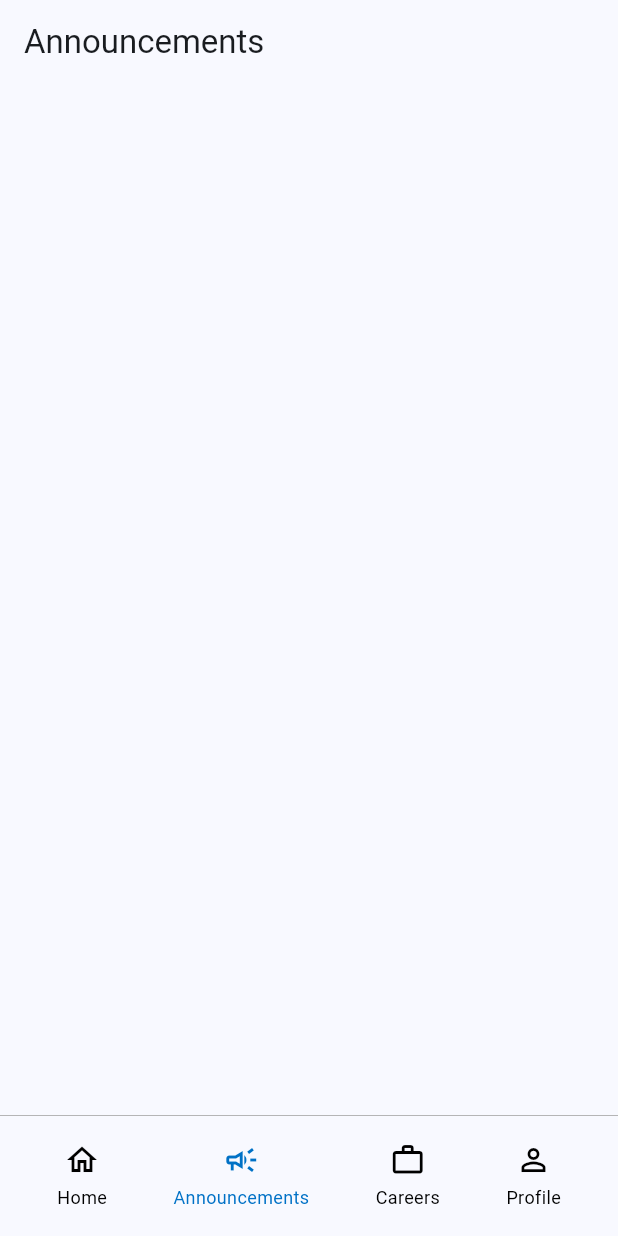
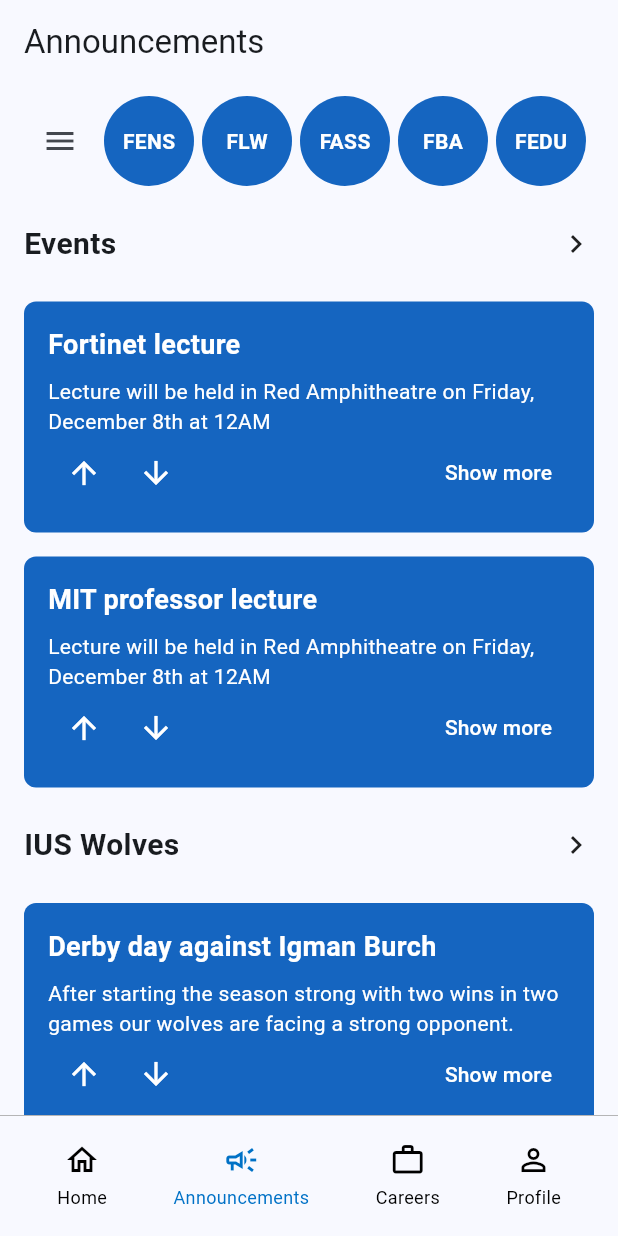
Before and after one commit to Cenga387/graduation_project, a Flutter app: the screen it shows once a user with an empty profile is signed in, item 2 of the bottom bar chosen, on a phone screen of 412 x 824 dp. Run offline on Flutter 3.47's test engine with Material 3 defaults, Android fonts, the light colour scheme and no system bars; our stand-ins replace supabase_flutter; accounts and stored records are empty.

Commit message:
Added annoncement screen

```diff
--- a/lib/screens/announcements.dart
+++ b/lib/screens/announcements.dart
@@ -1,5 +1,4 @@
 import 'package:flutter/material.dart';
-// import 'package:supabase_flutter/supabase_flutter.dart';
 
 class AnnouncementPage extends StatefulWidget {
   const AnnouncementPage({super.key});
@@ -10,11 +9,204 @@ class AnnouncementPage extends StatefulWidget {
   }
 }
 
-class _AnnouncementPageState extends State<AnnouncementPage>{
+class _AnnouncementPageState extends State<AnnouncementPage> {
+  final GlobalKey<ScaffoldState> _scaffoldKey = GlobalKey<ScaffoldState>();
+
   @override
   Widget build(BuildContext context) {
-    return const Scaffold(
-      body: SizedBox(height: 50 ),
+    return Scaffold(
+      key: _scaffoldKey,
+      drawer: Drawer(
+        child: ListView(
+          children: [
+            const DrawerHeader(
+              decoration: BoxDecoration(
+                color: Color(0xFF1565C0),
+              ),
+              child: Text(
+                'Menu',
+                style: TextStyle(
+                  color: Colors.white,
+                  fontSize: 24,
+                ),
+              ),
+            ),
+            ListTile(
+              title: const Text('Item 1'),
+              onTap: () {
+                Navigator.pop(context);
+              },
+            ),
+          ],
+        ),
+      ),
+      body: SafeArea(
+        child: Column(
+          children: [
+            // App Bar with hamburger menu and circular buttons
+            Container(
+              padding:
+                  const EdgeInsets.symmetric(horizontal: 16.0, vertical: 8.0),
+              child: Row(
+                mainAxisAlignment: MainAxisAlignment.spaceBetween,
+                children: [
+                  IconButton(
+                    icon: const Icon(Icons.menu),
+                    onPressed: () {
+                      _scaffoldKey.currentState?.openDrawer();
+                    },
+                  ),
+                  Expanded(
+                    child: Row(
+                      mainAxisAlignment: MainAxisAlignment.spaceEvenly,
+                      children: [
+                        _buildCircularButton('FENS'),
+                        _buildCircularButton('FLW'),
+                        _buildCircularButton('FASS'),
+                        _buildCircularButton('FBA'),
+                        _buildCircularButton('FEDU'),
+                      ],
+                    ),
+                  ),
+                ],
+              ),
+            ),
+
+            // Scrollable content
+            Expanded(
+              child: SingleChildScrollView(
+                child: Column(
+                  children: [
+                    // Events section
+                    _buildSectionHeader('Events'),
+
+                    // Event cards
+                    _buildEventCard(
+                      'Fortinet lecture',
+                      'Lecture will be held in Red Amphitheatre on Friday, December 8th at 12AM',
+                    ),
+                    _buildEventCard(
+                      'MIT professor lecture',
+                      'Lecture will be held in Red Amphitheatre on Friday, December 8th at 12AM',
+                    ),
+
+                    // IUS Wolves section
+                    _buildSectionHeader('IUS Wolves'),
+
+                    // Wolves event card with padding bottom for navigation bar
+                    Padding(
+                      padding: const EdgeInsets.only(bottom: 80),
+                      child: _buildEventCard(
+                        'Derby day against Igman Burch',
+                        'After starting the season strong with two wins in two games our wolves are facing a strong opponent.',
+                      ),
+                    ),
+                  ],
+                ),
+              ),
+            ),
+          ],
+        ),
+      ),
+    );
+  }
+
+  Widget _buildCircularButton(String text) {
+    return InkWell(
+      onTap: () {
+        // Add navigation functionality here
+      },
+      child: Container(
+        width: 60,
+        height: 60,
+        decoration: const BoxDecoration(
+          color: Color(0xFF1565C0),
+          shape: BoxShape.circle,
+        ),
+        child: Center(
+          child: Text(
+            text,
+            style: const TextStyle(
+              color: Colors.white,
+              fontWeight: FontWeight.bold,
+            ),
+          ),
+        ),
+      ),
+    );
+  }
+
+  Widget _buildSectionHeader(String title) {
+    return Padding(
+      padding: const EdgeInsets.all(16.0),
+      child: Row(
+        mainAxisAlignment: MainAxisAlignment.spaceBetween,
+        children: [
+          Text(
+            title,
+            style: const TextStyle(
+              fontSize: 20,
+              fontWeight: FontWeight.bold,
+            ),
+          ),
+          const Icon(Icons.chevron_right),
+        ],
+      ),
+    );
+  }
+
+  Widget _buildEventCard(String title, String description) {
+    return Container(
+      margin: const EdgeInsets.symmetric(horizontal: 16.0, vertical: 8.0),
+      padding: const EdgeInsets.all(16.0),
+      decoration: BoxDecoration(
+        color: const Color(0xFF1565C0),
+        borderRadius: BorderRadius.circular(8.0),
+      ),
+      child: Column(
+        crossAxisAlignment: CrossAxisAlignment.start,
+        children: [
+          Text(
+            title,
+            style: const TextStyle(
+              color: Colors.white,
+              fontSize: 18,
+              fontWeight: FontWeight.bold,
+            ),
+          ),
+          const SizedBox(height: 8),
+          Text(
+            description,
+            style: const TextStyle(
+              color: Colors.white,
+            ),
+          ),
+          Row(
+            mainAxisAlignment: MainAxisAlignment.spaceBetween,
+            children: [
+              Row(
+                children: [
+                  IconButton(
+                    icon: const Icon(Icons.arrow_upward, color: Colors.white),
+                    onPressed: () {},
+                  ),
+                  IconButton(
+                    icon: const Icon(Icons.arrow_downward, color: Colors.white),
+                    onPressed: () {},
+                  ),
+                ],
+              ),
+              TextButton(
+                onPressed: () {},
+                child: const Text(
+                  'Show more',
+                  style: TextStyle(color: Colors.white),
+                ),
+              ),
+            ],
+          ),
+        ],
+      ),
     );
   }
 }
--- a/lib/screens/home.dart
+++ b/lib/screens/home.dart
@@ -2,7 +2,6 @@ import 'package:flutter/material.dart';
 import 'package:graduation_project/widgets/post_card.dart';
 
 class HomePage extends StatelessWidget {
-
   const HomePage({super.key});
 
   @override
@@ -12,7 +11,8 @@ class HomePage extends StatelessWidget {
         children: [
           PostCard(postId: '2'),
           //PostCard(postId: '2'),
-          //PostCard(postId: '3'),
+          PostCard(postId: '3'),
+          PostCard(postId: '4')
         ],
       ),
     );
```
Also changed, not shown: lib/screens/profile.dart (+5 -3 lines).
